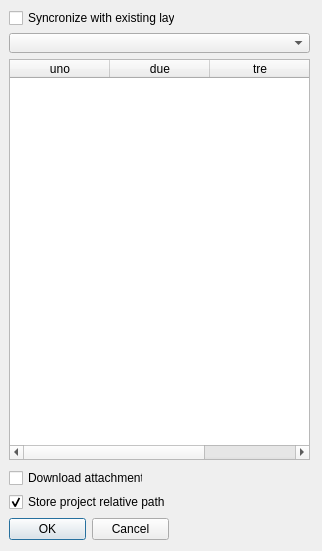
This is QgisODK_mod_dialog_collect.ui in enricofer/QgisODK as Qt 5 draws it before an edit. The edited form follows.
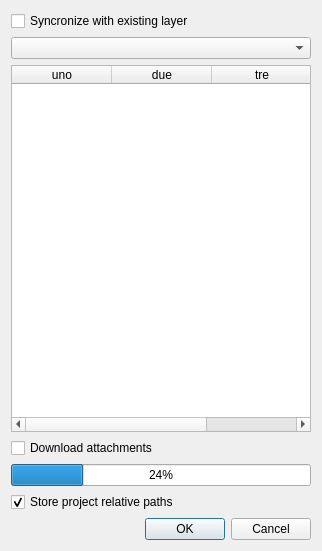
This is the edited form.

Diff of the .ui file:
```diff
--- a/QgisODK_mod_dialog_collect.ui
+++ b/QgisODK_mod_dialog_collect.ui
@@ -13,70 +13,56 @@
   <property name="windowTitle">
    <string>Import collected data</string>
   </property>
-  <widget class="QDialogButtonBox" name="buttonBox">
-   <property name="geometry">
-    <rect>
-     <x>9</x>
-     <y>517</y>
-     <width>160</width>
-     <height>25</height>
-    </rect>
-   </property>
-   <property name="orientation">
-    <enum>Qt::Horizontal</enum>
-   </property>
-   <property name="standardButtons">
-    <set>QDialogButtonBox::Cancel|QDialogButtonBox::Ok</set>
-   </property>
-  </widget>
+  <layout class="QVBoxLayout" name="verticalLayout">
+   <item>
   <widget class="QCheckBox" name="syncroCheckBox">
-   <property name="geometry">
-    <rect>
-     <x>9</x>
-     <y>9</y>
-     <width>166</width>
-     <height>18</height>
-    </rect>
-   </property>
    <property name="text">
     <string>Syncronize with existing layer</string>
    </property>
   </widget>
+   </item>
+   <item>
   <widget class="QComboBox" name="layerComboBox">
-   <property name="geometry">
-    <rect>
-     <x>9</x>
-     <y>33</y>
-     <width>301</width>
-     <height>20</height>
-    </rect>
-   </property>
    <property name="editable">
     <bool>false</bool>
    </property>
   </widget>
+   </item>
+   <item>
+    <widget class="QTableWidget" name="fieldTable">
+     <column>
+      <property name="text">
+       <string>uno</string>
+      </property>
+     </column>
+     <column>
+      <property name="text">
+       <string>due</string>
+      </property>
+     </column>
+     <column>
+      <property name="text">
+       <string>tre</string>
+      </property>
+     </column>
+    </widget>
+   </item>
+   <item>
   <widget class="QCheckBox" name="downloadCheckBox">
-   <property name="geometry">
-    <rect>
-     <x>9</x>
-     <y>469</y>
-     <width>134</width>
-     <height>18</height>
-    </rect>
-   </property>
    <property name="text">
     <string>Download attachments</string>
    </property>
   </widget>
+   </item>
+   <item>
+    <widget class="QProgressBar" name="progressBar">
+     <property name="value">
+      <number>24</number>
+     </property>
+    </widget>
+   </item>
+   <item>
   <widget class="QCheckBox" name="relativePathsCheckBox">
-   <property name="geometry">
-    <rect>
-     <x>9</x>
-     <y>493</y>
-     <width>156</width>
-     <height>18</height>
-    </rect>
-   </property>
    <property name="text">
     <string>Store project relative paths</string>
    </property>
@@ -84,31 +70,18 @@
     <bool>true</bool>
    </property>
   </widget>
-  <widget class="QTableWidget" name="fieldTable">
-   <property name="geometry">
-    <rect>
-     <x>9</x>
-     <y>59</y>
-     <width>301</width>
-     <height>401</height>
-    </rect>
-   </property>
-   <column>
-    <property name="text">
-     <string>uno</string>
-    </property>
-   </column>
-   <column>
-    <property name="text">
-     <string>due</string>
-    </property>
-   </column>
-   <column>
-    <property name="text">
-     <string>tre</string>
-    </property>
-   </column>
-  </widget>
+   </item>
+   <item>
+    <widget class="QDialogButtonBox" name="buttonBox">
+     <property name="orientation">
+      <enum>Qt::Horizontal</enum>
+     </property>
+     <property name="standardButtons">
+      <set>QDialogButtonBox::Cancel|QDialogButtonBox::Ok</set>
+     </property>
+    </widget>
+   </item>
+  </layout>
  </widget>
  <resources/>
  <connections>
```
Lines whose indentation alone changed are shown as unchanged.
